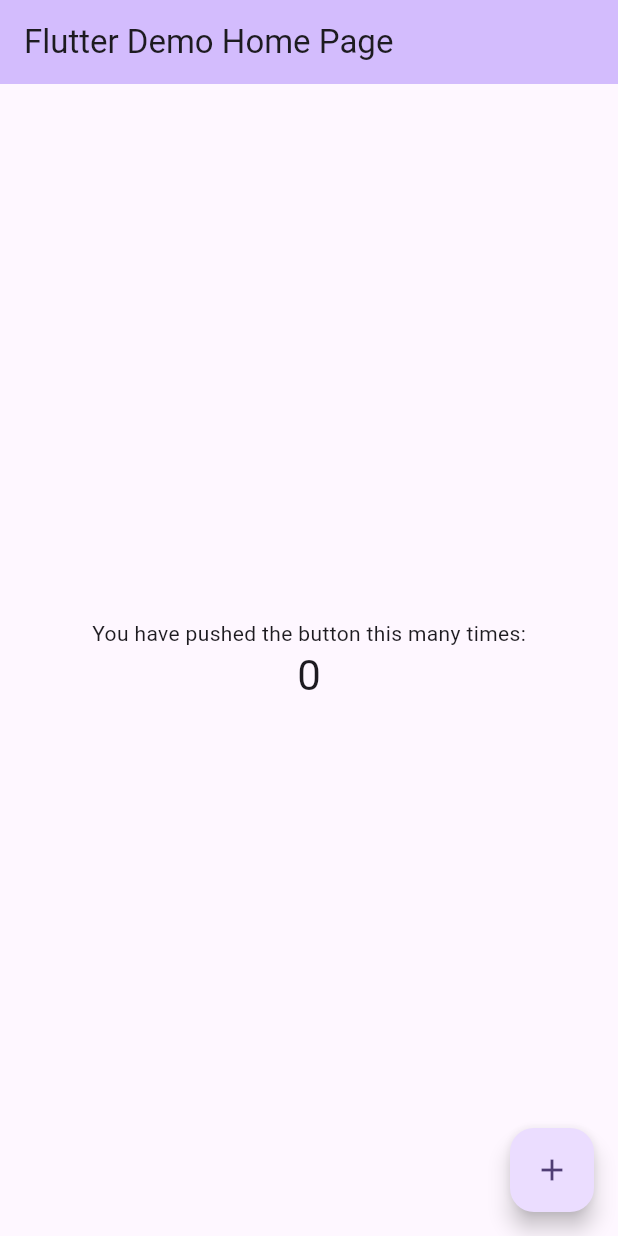
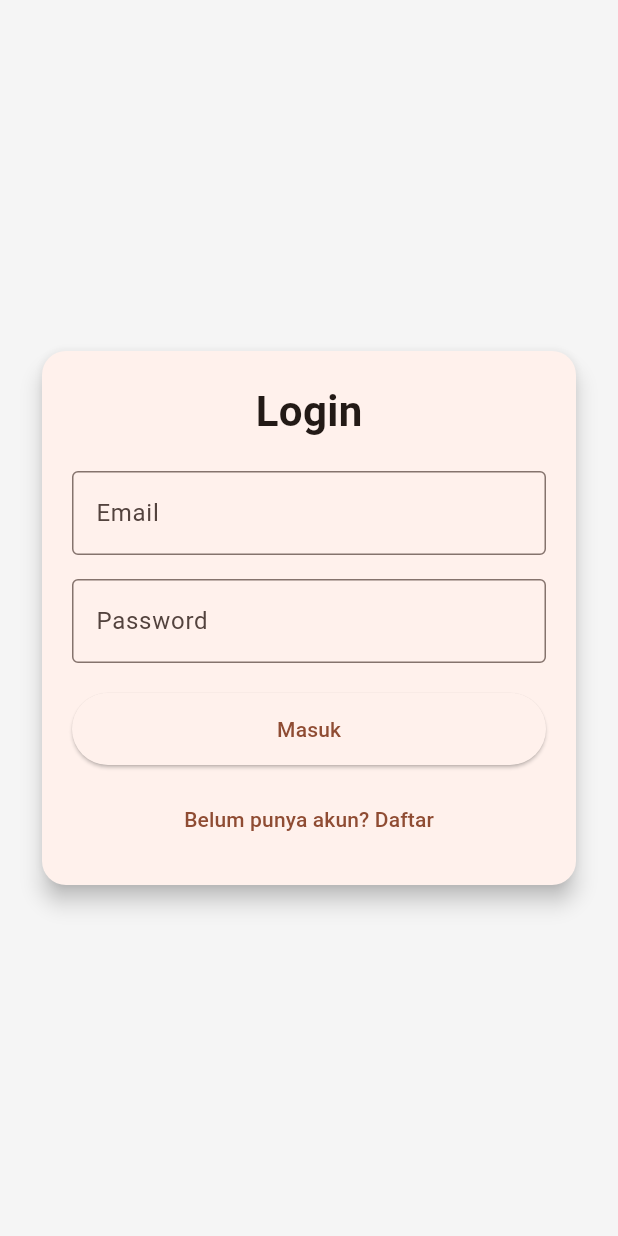
Before and after one commit to FdhiMW/TubesABP, a Flutter app: the screen it shows after launch, on a phone screen of 412 x 824 dp. Run offline on Flutter 3.47's test engine with Material 3 defaults, Android fonts, the phone set to English and light mode, and no system bars.

Commit message:
Simple login

```diff
--- a/pendopo_uti_mobile/lib/main.dart
+++ b/pendopo_uti_mobile/lib/main.dart
@@ -1,4 +1,5 @@
 import 'package:flutter/material.dart';
+import 'screens/login_screen.dart';
 
 void main() {
   runApp(const MyApp());
@@ -7,116 +8,16 @@ void main() {
 class MyApp extends StatelessWidget {
   const MyApp({super.key});
 
-  // This widget is the root of your application.
   @override
   Widget build(BuildContext context) {
     return MaterialApp(
-      title: 'Flutter Demo',
+      debugShowCheckedModeBanner: false,
+      title: 'Pendopo Uti Mobile',
       theme: ThemeData(
-        // This is the theme of your application.
-        //
-        // TRY THIS: Try running your application with "flutter run". You'll see
-        // the application has a purple toolbar. Then, without quitting the app,
-        // try changing the seedColor in the colorScheme below to Colors.green
-        // and then invoke "hot reload" (save your changes or press the "hot
-        // reload" button in a Flutter-supported IDE, or press "r" if you used
-        // the command line to start the app).
-        //
-        // Notice that the counter didn't reset back to zero; the application
-        // state is not lost during the reload. To reset the state, use hot
-        // restart instead.
-        //
-        // This works for code too, not just values: Most code changes can be
-        // tested with just a hot reload.
-        colorScheme: .fromSeed(seedColor: Colors.deepPurple),
+        useMaterial3: true,
+        colorSchemeSeed: Colors.brown,
       ),
-      home: const MyHomePage(title: 'Flutter Demo Home Page'),
+      home: const LoginScreen(),
     );
   }
 }
-
-class MyHomePage extends StatefulWidget {
-  const MyHomePage({super.key, required this.title});
-
-  // This widget is the home page of your application. It is stateful, meaning
-  // that it has a State object (defined below) that contains fields that affect
-  // how it looks.
-
-  // This class is the configuration for the state. It holds the values (in this
-  // case the title) provided by the parent (in this case the App widget) and
-  // used by the build method of the State. Fields in a Widget subclass are
-  // always marked "final".
-
-  final String title;
-
-  @override
-  State<MyHomePage> createState() => _MyHomePageState();
-}
-
-class _MyHomePageState extends State<MyHomePage> {
-  int _counter = 0;
-
-  void _incrementCounter() {
-    setState(() {
-      // This call to setState tells the Flutter framework that something has
-      // changed in this State, which causes it to rerun the build method below
-      // so that the display can reflect the updated values. If we changed
-      // _counter without calling setState(), then the build method would not be
-      // called again, and so nothing would appear to happen.
-      _counter++;
-    });
-  }
-
-  @override
-  Widget build(BuildContext context) {
-    // This method is rerun every time setState is called, for instance as done
-    // by the _incrementCounter method above.
-    //
-    // The Flutter framework has been optimized to make rerunning build methods
-    // fast, so that you can just rebuild anything that needs updating rather
-    // than having to individually change instances of widgets.
-    return Scaffold(
-      appBar: AppBar(
-        // TRY THIS: Try changing the color here to a specific color (to
-        // Colors.amber, perhaps?) and trigger a hot reload to see the AppBar
-        // change color while the other colors stay the same.
-        backgroundColor: Theme.of(context).colorScheme.inversePrimary,
-        // Here we take the value from the MyHomePage object that was created by
-        // the App.build method, and use it to set our appbar title.
-        title: Text(widget.title),
-      ),
-      body: Center(
-        // Center is a layout widget. It takes a single child and positions it
-        // in the middle of the parent.
-        child: Column(
-          // Column is also a layout widget. It takes a list of children and
-          // arranges them vertically. By default, it sizes itself to fit its
-          // children horizontally, and tries to be as tall as its parent.
-          //
-          // Column has various properties to control how it sizes itself and
-          // how it positions its children. Here we use mainAxisAlignment to
-          // center the children vertically; the main axis here is the vertical
-          // axis because Columns are vertical (the cross axis would be
-          // horizontal).
-          //
-          // TRY THIS: Invoke "debug painting" (choose the "Toggle Debug Paint"
-          // action in the IDE, or press "p" in the console), to see the
-          // wireframe for each widget.
-          mainAxisAlignment: .center,
-          children: [
-            const Text('You have pushed the button this many times:'),
-            Text(
-              '$_counter',
-              style: Theme.of(context).textTheme.headlineMedium,
-            ),
-          ],
-        ),
-      ),
-      floatingActionButton: FloatingActionButton(
-        onPressed: _incrementCounter,
-        tooltip: 'Increment',
-        child: const Icon(Icons.add),
-      ),
-    );
-  }
-}
--- /dev/null
+++ b/pendopo_uti_mobile/lib/screens/login_screen.dart
@@ -0,0 +1,147 @@
+import 'package:flutter/material.dart';
+import '../services/auth_service.dart';
+import 'home_screen.dart';
+import 'register_screen.dart';
+
+class LoginScreen extends StatefulWidget {
+  const LoginScreen({super.key});
+
+  @override
+  State<LoginScreen> createState() => _LoginScreenState();
+}
+
+class _LoginScreenState extends State<LoginScreen> {
+  final emailController = TextEditingController();
+  final passwordController = TextEditingController();
+  bool isLoading = false;
+
+  Future<void> handleLogin() async {
+    if (emailController.text.isEmpty || passwordController.text.isEmpty) {
+      ScaffoldMessenger.of(context).showSnackBar(
+        const SnackBar(content: Text('Email dan password wajib diisi')),
+      );
+      return;
+    }
+
+    setState(() => isLoading = true);
+
+    try {
+      final result = await AuthService.login(
+        email: emailController.text.trim(),
+        password: passwordController.text.trim(),
+      );
+
+      if (!mounted) return;
+
+      if (result['success'] == true) {
+        ScaffoldMessenger.of(context).showSnackBar(
+          SnackBar(content: Text(result['message'])),
+        );
+
+        Navigator.pushReplacement(
+          context,
+          MaterialPageRoute(
+            builder: (_) => HomeScreen(
+              userName: result['user']?['name'] ?? 'User',
+              token: result['token'] ?? '',
+            ),
+          ),
+        );
+      } else {
+        ScaffoldMessenger.of(context).showSnackBar(
+          SnackBar(content: Text(result['message'])),
+        );
+      }
+    } catch (e) {
+      if (!mounted) return;
+      ScaffoldMessenger.of(context).showSnackBar(
+        SnackBar(content: Text('Terjadi error: $e')),
+      );
+    } finally {
+      if (mounted) {
+        setState(() => isLoading = false);
+      }
+    }
+  }
+
+  @override
+  void dispose() {
+    emailController.dispose();
+    passwordController.dispose();
+    super.dispose();
+  }
+
+  @override
+  Widget build(BuildContext context) {
+    return Scaffold(
+      backgroundColor: Colors.grey[100],
+      body: Center(
+        child: Padding(
+          padding: const EdgeInsets.all(24),
+          child: Card(
+            elevation: 6,
+            shape: RoundedRectangleBorder(
+              borderRadius: BorderRadius.circular(16),
+            ),
+            child: Padding(
+              padding: const EdgeInsets.all(20),
+              child: Column(
+                mainAxisSize: MainAxisSize.min,
+                children: [
+                  const Text(
+                    'Login',
+                    style: TextStyle(
+                      fontSize: 28,
+                      fontWeight: FontWeight.bold,
+                    ),
+                  ),
+                  const SizedBox(height: 20),
+                  TextField(
+                    controller: emailController,
+                    keyboardType: TextInputType.emailAddress,
+                    decoration: const InputDecoration(
+                      labelText: 'Email',
+                      border: OutlineInputBorder(),
+                    ),
+                  ),
+                  const SizedBox(height: 16),
+                  TextField(
+                    controller: passwordController,
+                    obscureText: true,
+                    decoration: const InputDecoration(
+                      labelText: 'Password',
+                      border: OutlineInputBorder(),
+                    ),
+                  ),
+                  const SizedBox(height: 20),
+                  SizedBox(
+                    width: double.infinity,
+                    height: 48,
+                    child: ElevatedButton(
+                      onPressed: isLoading ? null : handleLogin,
+                      child: isLoading
+                          ? const CircularProgressIndicator()
+                          : const Text('Masuk'),
+                    ),
+                  ),
+                  const SizedBox(height: 12),
+                  TextButton(
+                    onPressed: () {
+                      Navigator.push(
+                        context,
+                        MaterialPageRoute(
+                          builder: (_) => const RegisterScreen(),
+                        ),
+                      );
+                    },
+                    child: const Text('Belum punya akun? Daftar'),
+                  ),
+                ],
+              ),
+            ),
+          ),
+        ),
+      ),
+    );
+  }
+}
--- /dev/null
+++ b/pendopo_uti_mobile/lib/services/auth_service.dart
@@ -0,0 +1,77 @@
+import 'dart:convert';
+import 'package:http/http.dart' as http;
+
+class AuthService {
+  // Emulator Android: 10.0.2.2
+  // Device fisik: ganti dengan IP laptop/PC kamu, misalnya 192.168.1.10
+  static const String baseUrl = 'http://192.168.0.101:8000/api';
+
+  static Future<Map<String, dynamic>> login({
+    required String email,
+    required String password,
+  }) async {
+    final response = await http.post(
+      Uri.parse('$baseUrl/login'),
+      headers: {
+        'Accept': 'application/json',
+      },
+      body: {
+        'email': email,
+        'password': password,
+      },
+    );
+
+    final data = jsonDecode(response.body);
+
+    if (response.statusCode == 200 && data['success'] == true) {
+      return {
+        'success': true,
+        'message': data['message'] ?? 'Login berhasil',
+        'token': data['data']?['token'],
+        'user': data['data']?['user'],
+      };
+    }
+
+    return {
+      'success': false,
+      'message': data['message'] ?? 'Login gagal',
+    };
+  }
+
+  static Future<Map<String, dynamic>> register({
+    required String name,
+    required String email,
+    required String password,
+    required String passwordConfirmation,
+  }) async {
+    final response = await http.post(
+      Uri.parse('$baseUrl/register'),
+      headers: {
+        'Accept': 'application/json',
+      },
+      body: {
+        'name': name,
+        'email': email,
+        'password': password,
+        'password_confirmation': passwordConfirmation,
+      },
+    );
+
+    final data = jsonDecode(response.body);
+
+    if ((response.statusCode == 200 || response.statusCode == 201) &&
+        data['success'] == true) {
+      return {
+        'success': true,
+        'message': data['message'] ?? 'Registrasi berhasil',
+        'token': data['data']?['token'],
+        'user': data['data']?['user'],
+      };
+    }
+
+    return {
+      'success': false,
+      'message': data['message'] ?? 'Registrasi gagal',
+    };
+  }
+}
--- a/pendopo_uti_mobile/pubspec.yaml
+++ b/pendopo_uti_mobile/pubspec.yaml
@@ -30,6 +30,7 @@ environment:
 dependencies:
   flutter:
     sdk: flutter
+  http: ^1.2.2
 
   # The following adds the Cupertino Icons font to your application.
   # Use with the CupertinoIcons class for iOS style icons.
```
Also changed, not shown: pendopo_uti_mobile/lib/screens/home_screen.dart (added, +40 -0 lines), pendopo_uti_mobile/lib/screens/register_screen.dart (added, +168 -0 lines), pendopo_uti_mobile/pubspec.lock, 2 other files.
